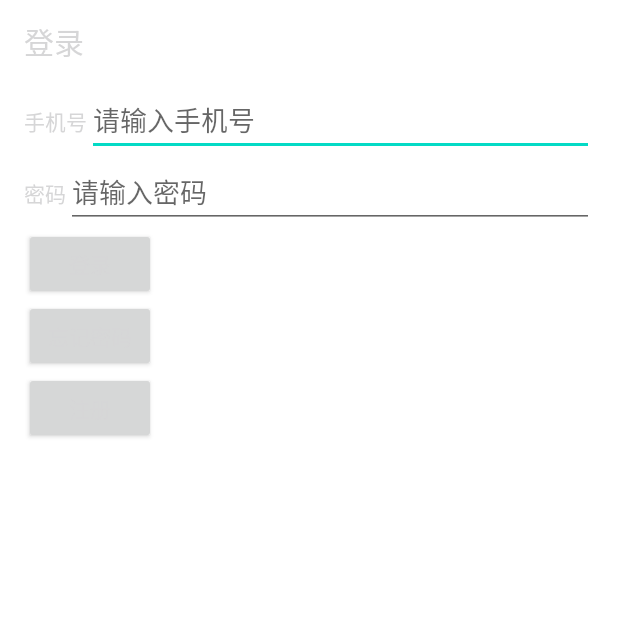
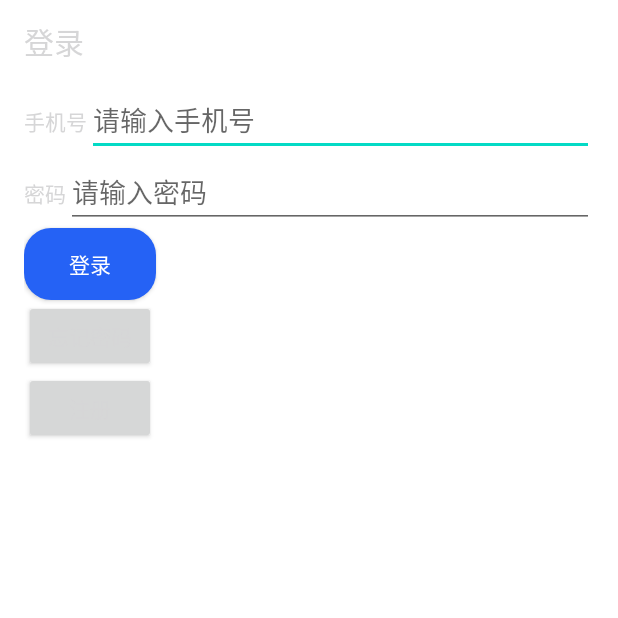
Before and after one commit to dyglcc/obtainPhoneMsgCode, an Android app: the LoginActivity screen opened directly, with no data from a screen before it, on a phone screen of 412 x 824 dp, the top half of it. Run offline under Robolectric (Android 15) with nearby library versions, the phone set to English and light mode, and no system bars; libraries missing offline, so code that uses them is left out: cn.jpush.android, cn.smssdk, cn.smssdk.gui, com.mob, com.yanzhenjie.permission.

Commit message:
添加selector

```diff
--- /dev/null
+++ b/app/src/main/res/drawable/selector_button.xml
@@ -0,0 +1,16 @@
+<?xml version="1.0" encoding="utf-8"?>
+<selector xmlns:android="http://schemas.android.com/apk/res/android">
+    <item android:state_pressed="true">
+        <shape android:shape="rectangle">
+            <solid android:color="@color/obtain_blue_pressed"/>
+            <corners
+                android:radius="18dp" />
+        </shape>
+    </item>
+    <item>
+        <shape android:shape="rectangle">
+            <solid android:color="@color/obtain_blue"/>
+            <corners android:radius="18dp" />
+        </shape>
+    </item>
+</selector>
--- a/app/src/main/res/layout/main_login.xml
+++ b/app/src/main/res/layout/main_login.xml
@@ -22,6 +22,7 @@
             android:layout_width="match_parent"
             android:id="@+id/et_phone"
             android:layout_height="wrap_content"
+            android:drawableRight="@drawable/selector_button"
             android:hint="请输入手机号"
             ></EditText>
     </LinearLayout>
@@ -47,6 +48,8 @@
     <Button
         android:layout_width="wrap_content"
         android:id="@+id/btn_login"
+        android:textColor="@color/white"
+        android:background="@drawable/selector_button"
         android:layout_height="wrap_content"
         android:text="登录"></Button>
     <Button
--- a/app/src/main/res/values/colors.xml
+++ b/app/src/main/res/values/colors.xml
@@ -17,7 +17,8 @@
     <color name="transparent">#00000000</color>
     <color name="icon_grey">#FF959AA4</color>
     <color name="activity_background">#f4f7f9</color>
-
+    <color name="obtain_blue">#ff2562f5</color>
+    <color name="obtain_blue_pressed">#353B70</color>
 
 
 </resources>
```
Also changed, not shown: 1 other file.
